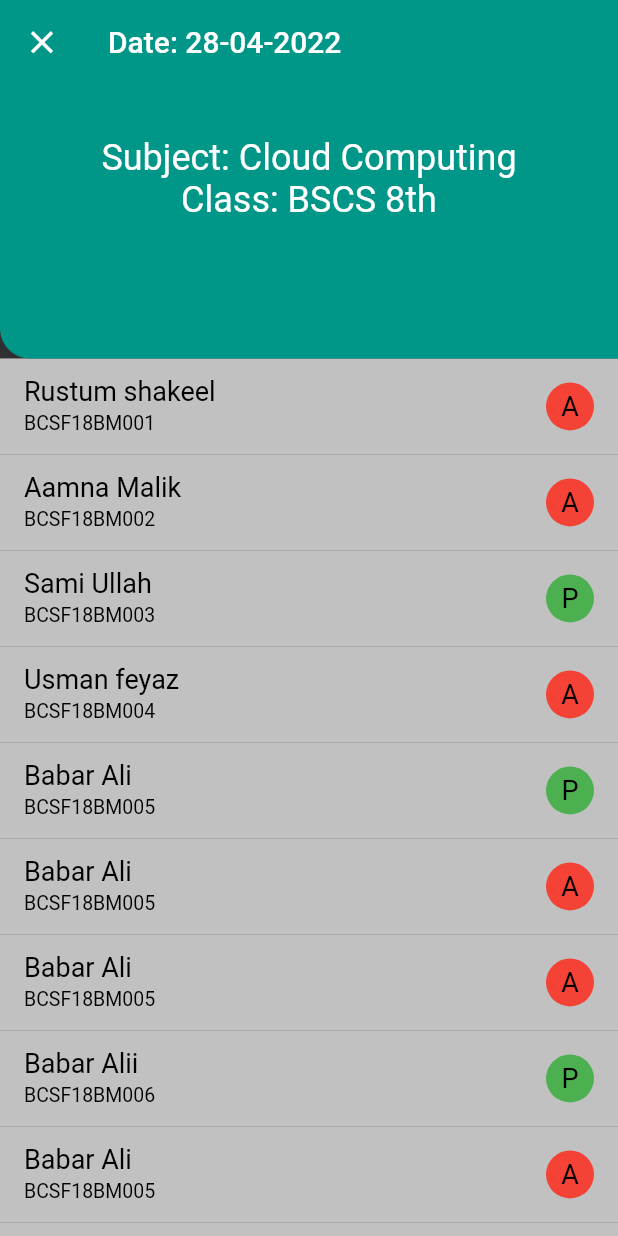
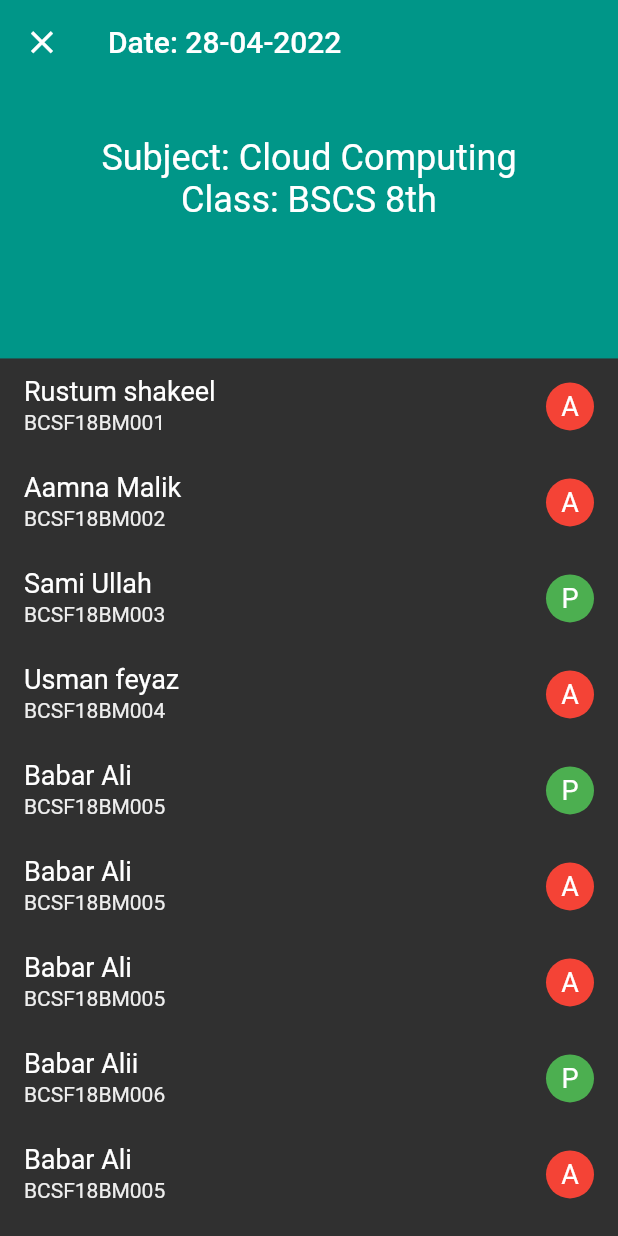
Before and after one commit to samichaudhry/fyp_task, a Flutter app: the ReportPage screen opened directly, on a phone screen of 412 x 824 dp. Run offline on Flutter 3.47's test engine with Material 2 defaults, Android fonts, the phone set to English and light mode, and no system bars; our stand-ins replace firebase_core, get; accounts and stored records are empty.

Commit message:
user profile page, fix other pages for mobile

```diff
--- a/lib/forget_password.dart
+++ b/lib/forget_password.dart
@@ -1,6 +1,6 @@
 import 'package:flutter/material.dart';
 import 'package:fyp_task/custom_formfield.dart';
-import 'package:fyp_task/custom_widgets.dart';
+import 'package:fyp_task/custom%20widgets/custom_widgets.dart';
 import 'package:fyp_task/utils.dart';
 
 class ForgotPassword extends StatefulWidget {
--- a/lib/login_page.dart
+++ b/lib/login_page.dart
@@ -1,6 +1,6 @@
 import 'package:fyp_task/custom_formfield.dart';
 import 'package:flutter/material.dart';
-import 'package:fyp_task/custom_widgets.dart';
+import 'package:fyp_task/custom%20widgets/custom_widgets.dart';
 import 'package:fyp_task/forget_password.dart';
 import 'package:fyp_task/utils.dart';
 import 'package:fyp_task/wavy_design.dart';
--- a/lib/profile.dart
+++ b/lib/profile.dart
@@ -1,5 +1,5 @@
 import 'package:flutter/material.dart';
-import 'package:fyp_task/custom_widgets.dart';
+import 'package:fyp_task/custom%20widgets/custom_widgets.dart';
 import 'package:fyp_task/utils.dart';
 
 class ProfilePage extends StatefulWidget {
--- a/lib/reportpage.dart
+++ b/lib/reportpage.dart
@@ -82,9 +82,9 @@ class _ReportPageState extends State<ReportPage> {
 
   Widget customcircleavater(value) {
     Color? circlecolor;
-    if (value == 'P') {
+    if (value == 'P' || value == 'p') {
       circlecolor = Colors.green;
-    } else if (value == 'A') {
+    } else if (value == 'A' || value == 'a') {
       circlecolor = Colors.red;
     } else {
       circlecolor = Colors.black;
@@ -94,17 +94,24 @@ class _ReportPageState extends State<ReportPage> {
         radius: 16.0,
         child: customText(
           txt: value,
+          clr: Colors.white,
         ));
   }
 
   Widget customlisttile(stdname, stdrollno, status) {
     return ListTile(
       dense: true,
-      tileColor: Colors.white70,
+      // tileColor: Colors.white70,
       title: customText(
         txt: stdname,
+        clr: Colors.white,
       ),
-      subtitle: customText(txt: stdrollno, fsize: 13.0),
+      subtitle: customText(
+        txt: stdrollno,
+        fsize: 14.0,
+        fweight: FontWeight.w400,
+        clr: Colors.grey[200],
+      ),
       trailing: customcircleavater(status),
     );
   }
@@ -124,7 +131,7 @@ class _ReportPageState extends State<ReportPage> {
                   ? MediaQuery.of(context).size.height * 0.29
                   : MediaQuery.of(context).size.height * 0.3,
               collapsedHeight: Responsive.isMobile(context)
-                  ? MediaQuery.of(context).size.height * 0.10
+                  ? MediaQuery.of(context).size.height * 0.12
                   : MediaQuery.of(context).size.height * 0.15,
               centerTitle: false,
               // actions: [
@@ -156,10 +163,12 @@ class _ReportPageState extends State<ReportPage> {
                     ),
               shape: RoundedRectangleBorder(
                   borderRadius: BorderRadius.only(
-                      bottomLeft: const Radius.circular(20.0),
-                      bottomRight: const Radius.circular(0.0)
-                      // bottomRight: Radius.circular(40.0)
-                      )),
+                // bottomLeft: const Radius.circular(20.0),
+                bottomRight: _isShrink
+                    ? const Radius.circular(20.0)
+                    : const Radius.circular(0.0),
+                // bottomRight: Radius.circular(40.0)
+              )),
               flexibleSpace: FlexibleSpaceBar(
                 collapseMode: CollapseMode.parallax,
                 title: _isShrink
```
Also changed, not shown: lib/attendance_sheet.dart (+17 -8 lines), lib/custom widgets/custom_text.dart (deleted, +0 -12 lines), lib/custom widgets/custom_widgets.dart (renamed from lib/custom_widgets.dart, +11 -0 lines), lib/subjects_page.dart (+73 -72 lines), pubspec.lock, 2 other files.
